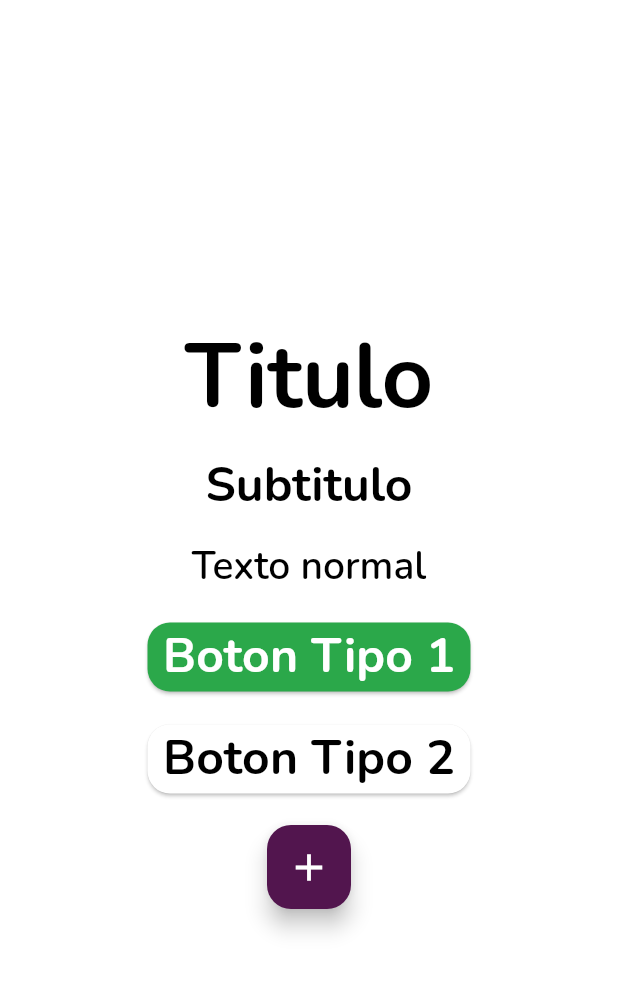
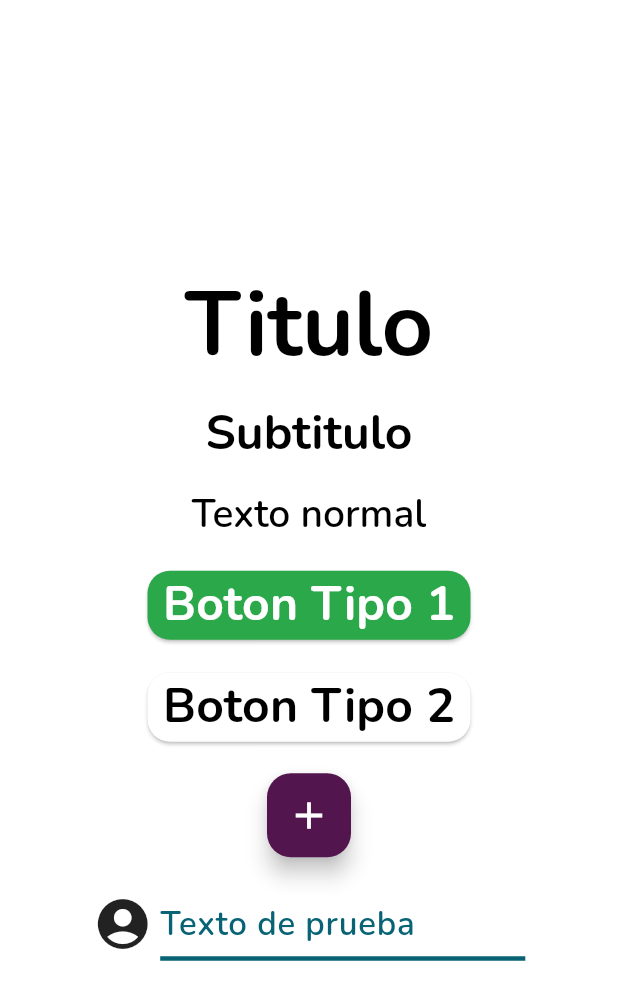
Before and after one commit to mbolanoss/bicitrack, a Flutter app: the screen it shows after launch, on a phone screen of 412 x 824 dp. Shown: the top 1000 px of the screen. Run offline on Flutter 3.47's test engine with Material 2 defaults, Android fonts, the phone set to English and light mode, and no system bars; our stand-ins replace firebase_core, google_fonts; accounts and stored records are empty.

Commit message:
Added text input styling

```diff
--- a/bicitrack/lib/screens/test_screen.dart
+++ b/bicitrack/lib/screens/test_screen.dart
@@ -6,11 +6,14 @@ class TestScreen extends StatelessWidget {
   @override
   Widget build(BuildContext context) {
     final textTheme = Theme.of(context).textTheme;
+    final inputTheme = Theme.of(context).inputDecorationTheme;
     final elevatedButtonTheme = Theme.of(context).elevatedButtonTheme;
+    final screenSize = MediaQuery.of(context).size;
 
     return SafeArea(
       child: Scaffold(
-      body: Center(
+        body: Container(
+          margin: EdgeInsets.symmetric(horizontal: screenSize.width * 0.15),
           child: Column(
             mainAxisAlignment: MainAxisAlignment.center,
             children: [
@@ -53,9 +56,33 @@ class TestScreen extends StatelessWidget {
                 onPressed: () {},
                 child: const Icon(Icons.add),
               ),
+              const SizedBox(
+                height: 20,
+              ),
+
+              // Text input
+              const Row(
+                children: [
+                  Icon(
+                    Icons.account_circle,
+                    size: 40,
+                  ),
+                  SizedBox(
+                    width: 5,
+                  ),
+                  Flexible(
+                    child: TextField(
+                      decoration: InputDecoration(
+                        hintText: 'Texto de prueba',
+                      ),
+                    ),
+                  ),
+                ],
+              ),
             ],
           ),
         ),
-    ));
+      ),
+    );
   }
 }
--- a/bicitrack/lib/utilities/custom_theme.dart
+++ b/bicitrack/lib/utilities/custom_theme.dart
@@ -10,7 +10,9 @@ const purple = Color(0xFF52154E);
 ThemeData lightTheme = ThemeData(
   useMaterial3: true,
 
-  colorScheme: ColorScheme.light().copyWith(background: cream),
+  colorScheme: const ColorScheme.light().copyWith(
+    background: cream,
+  ),
 
   // Botones flotantes
   floatingActionButtonTheme: const FloatingActionButtonThemeData(
@@ -54,5 +56,42 @@ ThemeData lightTheme = ThemeData(
       color: Colors.white,
       fontSize: 32,
     ),
+    // Text inputs
+    bodyLarge: GoogleFonts.nunito(
+      fontWeight: FontWeight.bold,
+      color: Colors.black,
+      fontSize: 22,
+    ),
+  ),
+
+  // Text inputs
+  inputDecorationTheme: const InputDecorationTheme(
+    hintStyle: TextStyle(
+      color: seablue,
+      fontSize: 22,
+      fontWeight: FontWeight.w600,
+    ),
+    errorStyle: TextStyle(
+      color: red,
+      fontSize: 16,
+    ),
+    enabledBorder: UnderlineInputBorder(
+      borderSide: BorderSide(
+        width: 3,
+        color: seablue,
+      ),
+    ),
+    focusedBorder: UnderlineInputBorder(
+      borderSide: BorderSide(
+        width: 3,
+        color: green,
+      ),
+    ),
+    errorBorder: UnderlineInputBorder(
+      borderSide: BorderSide(
+        width: 3,
+        color: red,
+      ),
+    ),
   ),
 );
```
Lines whose indentation alone changed are shown as unchanged.
